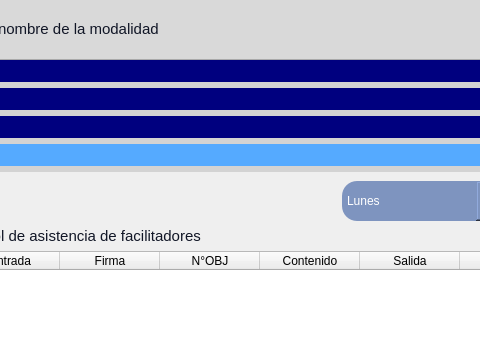
The window that ui/plantilla_menu_de_horarios.ui (Reinaldito04/IUTA----HORARIOS) describes before a commit, drawn with Qt 5; both pictures show x 463 to 943 and y 0 to 361 of the 1083 by 837 pixel window.
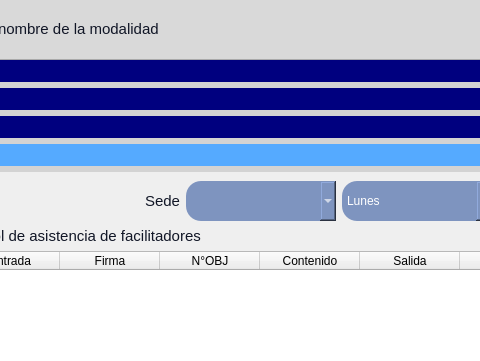
The same window after the commit. Icons and pictures are not drawn.

Commit message: disponibilidad por sedes

```diff
--- a/ui/plantilla_menu_de_horarios.ui
+++ b/ui/plantilla_menu_de_horarios.ui
@@ -754,6 +754,38 @@
               </property>
              </spacer>
             </item>
+            <item>
+             <widget class="QLabel" name="label_3">
+              <property name="text">
+               <string>Sede</string>
+              </property>
+             </widget>
+            </item>
+            <item>
+             <widget class="QComboBox" name="comboBox_sede">
+              <property name="minimumSize">
+               <size>
+                <width>150</width>
+                <height>40</height>
+               </size>
+              </property>
+              <property name="maximumSize">
+               <size>
+                <width>150</width>
+                <height>40</height>
+               </size>
+              </property>
+              <property name="layoutDirection">
+               <enum>Qt::LeftToRight</enum>
+              </property>
+              <property name="styleSheet">
+               <string notr="true">background-color: #7E94Bf;
+color: #ffffff;
+font: 75 15pt &quot;MS Sans Serif&quot;;
+border-radius:15px;</string>
+              </property>
+             </widget>
+            </item>
             <item>
              <widget class="QComboBox" name="comboBox_dia">
               <property name="minimumSize">
```
Left out of the diff: 4 changed lines with no effect on the pictures. The commit also changes 5 other files.
